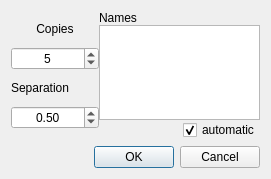
fuzzylite/fuzzylite, file qtfuzzylite/ui/Wizard.ui: the form before one commit.
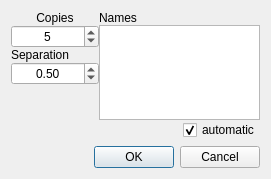
The form after the commit.

Commit message: fl: details to build in Windows. qt: details and tooltips in Windows

```diff
--- a/qtfuzzylite/ui/Wizard.ui
+++ b/qtfuzzylite/ui/Wizard.ui
@@ -106,6 +106,19 @@
          </property>
         </widget>
        </item>
+       <item>
+        <spacer name="verticalSpacer">
+         <property name="orientation">
+          <enum>Qt::Vertical</enum>
+         </property>
+         <property name="sizeHint" stdset="0">
+          <size>
+           <width>20</width>
+           <height>40</height>
+          </size>
+         </property>
+        </spacer>
+       </item>
       </layout>
      </item>
      <item>
```
The commit also changes 6 other files.
